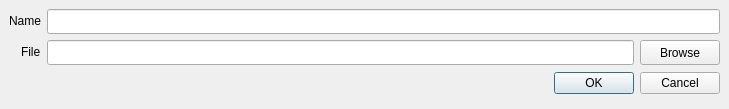
Qt form src/SoundEdit.ui (cg2121/obs-soundboard) before a commit.
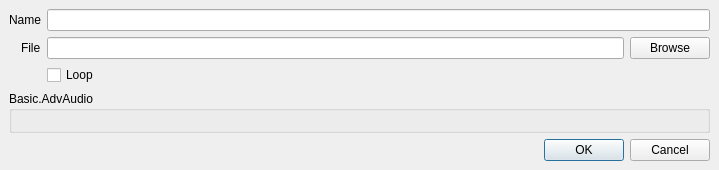
The same form after that commit.

```diff
--- a/src/SoundEdit.ui
+++ b/src/SoundEdit.ui
@@ -6,14 +6,17 @@
    <rect>
     <x>0</x>
     <y>0</y>
-    <width>729</width>
-    <height>109</height>
+    <width>719</width>
+    <height>170</height>
    </rect>
   </property>
   <property name="windowTitle">
    <string>SoundEdit</string>
   </property>
-  <layout class="QGridLayout" name="gridLayout">
+  <layout class="QVBoxLayout" name="verticalLayout">
+   <property name="spacing">
+    <number>6</number>
+   </property>
    <property name="leftMargin">
     <number>9</number>
    </property>
@@ -26,10 +29,7 @@
    <property name="bottomMargin">
     <number>9</number>
    </property>
-   <property name="spacing">
-    <number>6</number>
-   </property>
-   <item row="0" column="0">
+   <item>
     <layout class="QFormLayout" name="formLayout">
      <property name="sizeConstraint">
       <enum>QLayout::SetFixedSize</enum>
@@ -67,13 +67,13 @@
        <property name="minimumSize">
         <size>
          <width>0</width>
-         <height>25</height>
+         <height>0</height>
         </size>
        </property>
        <property name="maximumSize">
         <size>
          <width>16777215</width>
-         <height>25</height>
+         <height>16777215</height>
         </size>
        </property>
       </widget>
@@ -95,13 +95,13 @@
          <property name="minimumSize">
           <size>
            <width>0</width>
-           <height>25</height>
+           <height>0</height>
           </size>
          </property>
          <property name="maximumSize">
           <size>
            <width>16777215</width>
-           <height>25</height>
+           <height>16777215</height>
           </size>
          </property>
         </widget>
@@ -111,13 +111,13 @@
          <property name="minimumSize">
           <size>
            <width>0</width>
-           <height>25</height>
+           <height>0</height>
           </size>
          </property>
          <property name="maximumSize">
           <size>
            <width>16777215</width>
-           <height>25</height>
+           <height>16777215</height>
           </size>
          </property>
          <property name="text">
@@ -128,25 +128,59 @@
       </layout>
      </item>
      <item row="2" column="1">
+      <widget class="QCheckBox" name="loop">
+       <property name="text">
+        <string>Loop</string>
+       </property>
+      </widget>
+     </item>
+    </layout>
+   </item>
+   <item>
+    <widget class="QGroupBox" name="advAudioGroupBox">
+     <property name="title">
+      <string>Basic.AdvAudio</string>
+     </property>
+     <layout class="QGridLayout" name="gridLayout">
+      <property name="leftMargin">
+       <number>0</number>
+      </property>
+      <property name="topMargin">
+       <number>0</number>
+      </property>
+      <property name="rightMargin">
+       <number>0</number>
+      </property>
+      <property name="bottomMargin">
+       <number>0</number>
+      </property>
+      <property name="spacing">
+       <number>0</number>
+      </property>
+      <item row="0" column="0">
+       <layout class="QVBoxLayout" name="advAudioLayout"/>
+      </item>
+     </layout>
+    </widget>
+   </item>
+   <item>
       <widget class="QDialogButtonBox" name="buttonBox">
        <property name="minimumSize">
         <size>
          <width>0</width>
-         <height>25</height>
+       <height>0</height>
         </size>
        </property>
        <property name="maximumSize">
         <size>
          <width>16777215</width>
-         <height>25</height>
+       <height>16777215</height>
         </size>
        </property>
        <property name="standardButtons">
         <set>QDialogButtonBox::Cancel|QDialogButtonBox::Ok</set>
        </property>
       </widget>
-     </item>
-    </layout>
    </item>
   </layout>
  </widget>
```
Lines whose indentation alone changed are shown as unchanged.
